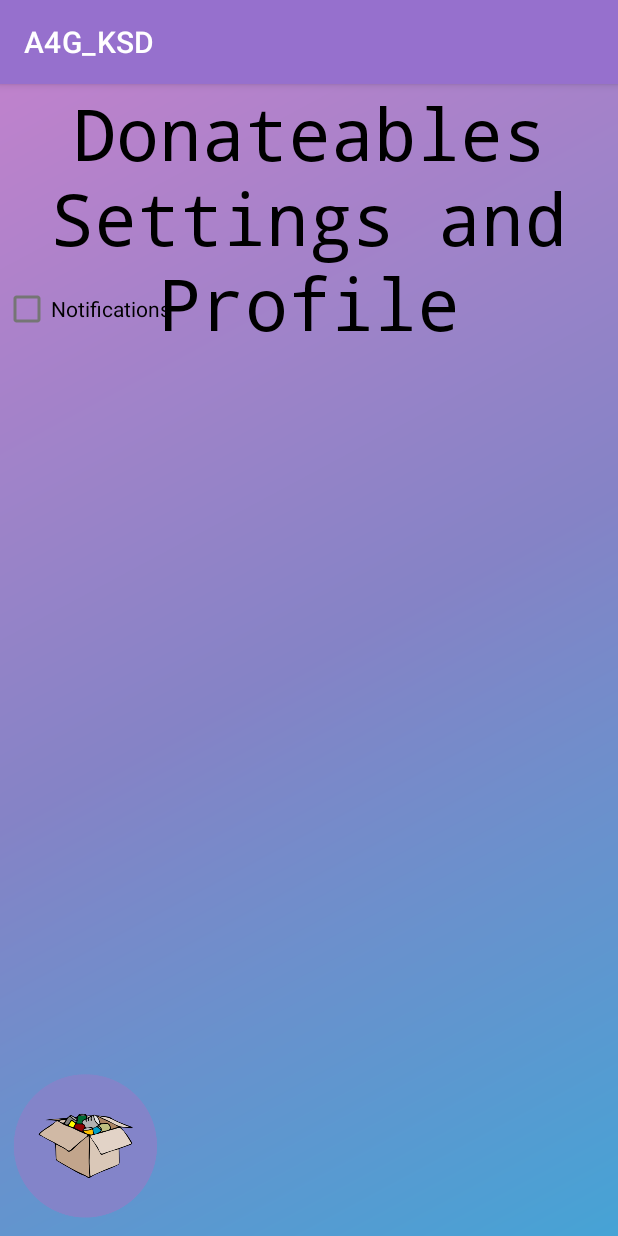
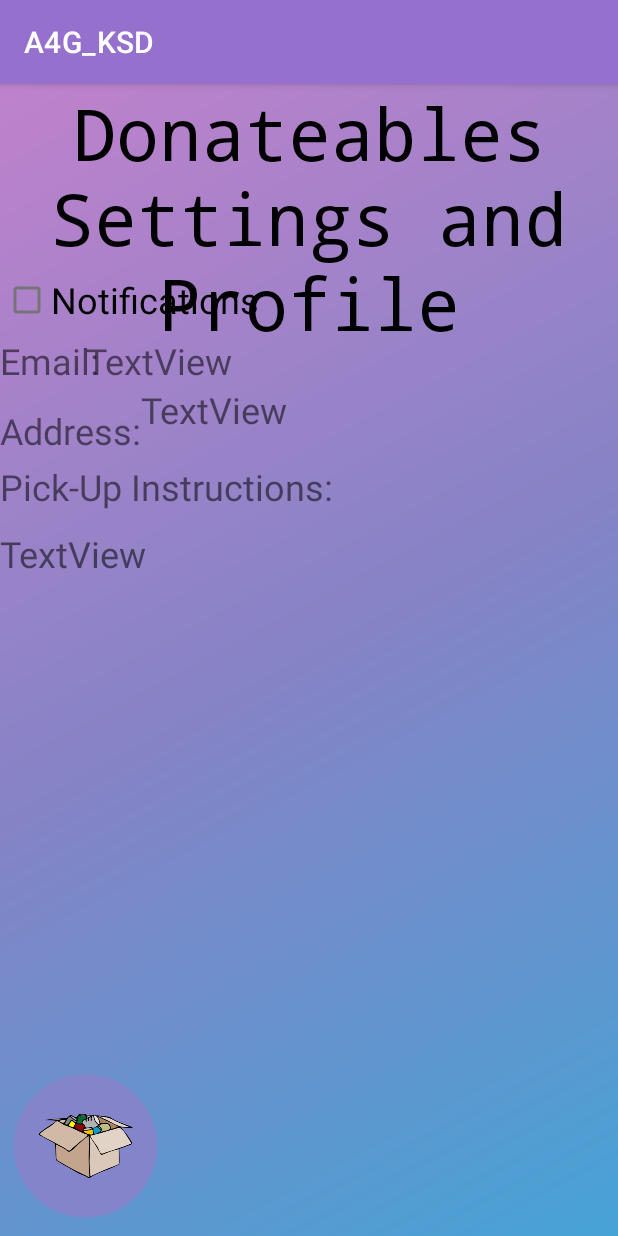
Before and after one commit to klavana/Donateables, an Android app: the SettingsProfile screen opened directly, with no data from a screen before it, on a phone screen of 412 x 824 dp. Run offline under Robolectric (Android 15) with nearby library versions, the phone set to English and light mode, and no system bars; 3 statements that could not run were skipped.

Commit message:
4/11/2022 - Settings page, User Special Instructions implementation, spelling errors fixed, UI updates, misc touch-ups :) !

```diff
--- a/app/src/main/java/com/example/a4g_ksd/SettingsProfile.java
+++ b/app/src/main/java/com/example/a4g_ksd/SettingsProfile.java
@@ -1,6 +1,9 @@
 package com.example.a4g_ksd;
 
+import android.content.Intent;
 import android.os.Bundle;
+import android.view.View;
+import android.widget.TextView;
 
 import androidx.appcompat.app.AppCompatActivity;
 
@@ -8,4 +11,14 @@ public class SettingsProfile extends AppCompatActivity {
     protected void onCreate(Bundle savedInstanceState) {
         super.onCreate(savedInstanceState);
         setContentView(R.layout.settings_profile);
-}}
+        TextView email = findViewById(R.id.textView3);
+        TextView addy = findViewById(R.id.textView6);
+        TextView instr = findViewById(R.id.textView8);
+        Intent intent = getIntent();
+        final Controller controller = (Controller) getApplicationContext();
+        addy.setText(" " + controller.getUser().getAddress());
+        email.setText(" " + controller.getUser().getEmail());
+        instr.setText(" " + controller.getUser().getInstr());
+    }
+
+}
--- a/app/src/main/java/com/example/a4g_ksd/User.java
+++ b/app/src/main/java/com/example/a4g_ksd/User.java
@@ -9,6 +9,7 @@ public class User {
 	private String address;
 	private String email;
 	private ArrayList<Item> items;
+	private String specInstr;
 
 	// Constructors
 	public User() {
@@ -39,6 +40,10 @@ public class User {
 		return email;
 	}
 
+	public String getInstr() {
+		return specInstr;
+	}
+
 	public ArrayList<Item> getMyItems() {
 		return items;
 	}
@@ -64,6 +69,10 @@ public class User {
 		email = mail;
 	}
 
+	public void setInstr(String instr) {
+		specInstr = instr;
+	}
+
 	public void addItem(Item item) {
 		items.add(item);
 	}
--- a/app/src/main/res/layout/additemtolist.xml
+++ b/app/src/main/res/layout/additemtolist.xml
@@ -51,7 +51,7 @@
         android:layout_width="210dp"
         android:layout_height="102dp"
         android:layout_marginTop="32dp"
-        android:onClick="UserOffers"
+        android:onClick="toUserOffers"
         android:text="@string/toUserOffersStr"
         android:textSize="24sp"
         app:layout_constraintBottom_toBottomOf="parent"
--- a/app/src/main/res/layout/settings_profile.xml
+++ b/app/src/main/res/layout/settings_profile.xml
@@ -33,9 +33,68 @@
         android:layout_width="wrap_content"
         android:layout_height="wrap_content"
         android:layout_marginStart="2dp"
-        android:layout_marginTop="126dp"
+        android:layout_marginTop="120dp"
         android:text="@string/settingsCheckBoxNotifications"
+        android:textSize="24sp"
         app:layout_constraintStart_toStartOf="parent"
         app:layout_constraintTop_toTopOf="parent" />
 
+    <TextView
+        android:id="@+id/textView"
+        android:layout_width="wrap_content"
+        android:layout_height="wrap_content"
+        android:text="@string/EmailSetting"
+        android:textSize="24sp"
+        app:layout_constraintStart_toStartOf="parent"
+        app:layout_constraintTop_toBottomOf="@+id/checkBox" />
+
+    <TextView
+        android:id="@+id/textView3"
+        android:layout_width="wrap_content"
+        android:layout_height="wrap_content"
+        android:layout_marginStart="57dp"
+        android:text="TextView"
+        android:textSize="24sp"
+        app:layout_constraintStart_toStartOf="parent"
+        app:layout_constraintTop_toBottomOf="@+id/checkBox" />
+
+    <TextView
+        android:id="@+id/textView5"
+        android:layout_width="wrap_content"
+        android:layout_height="wrap_content"
+        android:layout_marginTop="14dp"
+        android:text="@string/AddySettings"
+        android:textSize="24sp"
+        app:layout_constraintStart_toStartOf="parent"
+        app:layout_constraintTop_toBottomOf="@+id/textView" />
+
+    <TextView
+        android:id="@+id/textView6"
+        android:layout_width="107dp"
+        android:layout_height="42dp"
+        android:text="TextView"
+        android:textSize="24sp"
+        app:layout_constraintStart_toEndOf="@+id/textView5"
+        app:layout_constraintTop_toBottomOf="@+id/textView3" />
+
+    <TextView
+        android:id="@+id/textView7"
+        android:layout_width="wrap_content"
+        android:layout_height="wrap_content"
+        android:layout_marginTop="9dp"
+        android:text="@string/InstrSettings"
+        android:textSize="24sp"
+        app:layout_constraintStart_toStartOf="parent"
+        app:layout_constraintTop_toBottomOf="@+id/textView6" />
+
+    <TextView
+        android:id="@+id/textView8"
+        android:layout_width="100dp"
+        android:layout_height="33dp"
+        android:layout_marginTop="12dp"
+        android:text="TextView"
+        android:textSize="24sp"
+        app:layout_constraintStart_toStartOf="parent"
+        app:layout_constraintTop_toBottomOf="@+id/textView7" />
+
 </androidx.constraintlayout.widget.ConstraintLayout>
--- a/app/src/main/res/values/strings.xml
+++ b/app/src/main/res/values/strings.xml
@@ -42,5 +42,8 @@
     //Settings Strs
     <string name="logoStrSettings">"Donateables Settings and Profile"</string>
     <string name="settingsCheckBoxNotifications">Notifications</string>
+    <string name="EmailSetting">Email: </string>
+    <string name="AddySettings">Address: </string>
+    <string name="InstrSettings">Pick-Up Instructions:</string>
 
 </resources>
```
